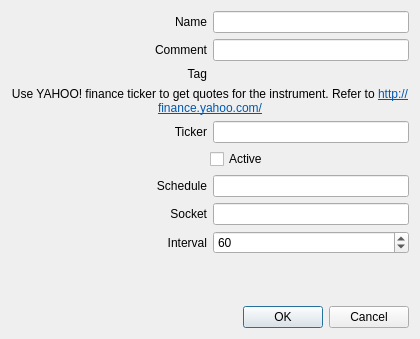
Above: sources/awesomewidgets/extquotes.ui from arcan1s/awesome-widgets before the change. Below: the same form after it.
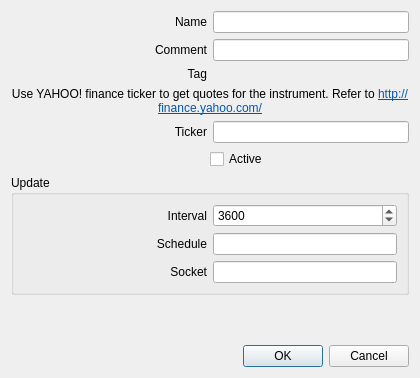
That is the form after the change.

```diff
--- a/sources/awesomewidgets/extquotes.ui
+++ b/sources/awesomewidgets/extquotes.ui
@@ -7,7 +7,7 @@
     <x>0</x>
     <y>0</y>
     <width>420</width>
-    <height>339</height>
+    <height>378</height>
    </rect>
   </property>
   <property name="windowTitle">
@@ -151,51 +151,11 @@
     </layout>
    </item>
    <item>
-    <layout class="QHBoxLayout" name="layout_schedule">
-     <item>
-      <widget class="QLabel" name="label_schedule">
-       <property name="sizePolicy">
-        <sizepolicy hsizetype="Expanding" vsizetype="Preferred">
-         <horstretch>0</horstretch>
-         <verstretch>0</verstretch>
-        </sizepolicy>
-       </property>
-       <property name="text">
-        <string>Schedule</string>
-       </property>
-       <property name="alignment">
-        <set>Qt::AlignRight|Qt::AlignTrailing|Qt::AlignVCenter</set>
-       </property>
-      </widget>
-     </item>
-     <item>
-      <widget class="QLineEdit" name="lineEdit_schedule"/>
-     </item>
-    </layout>
-   </item>
-   <item>
-    <layout class="QHBoxLayout" name="layout_socket">
-     <item>
-      <widget class="QLabel" name="label_socket">
-       <property name="sizePolicy">
-        <sizepolicy hsizetype="Expanding" vsizetype="Preferred">
-         <horstretch>0</horstretch>
-         <verstretch>0</verstretch>
-        </sizepolicy>
-       </property>
-       <property name="text">
-        <string>Socket</string>
-       </property>
-       <property name="alignment">
-        <set>Qt::AlignRight|Qt::AlignTrailing|Qt::AlignVCenter</set>
-       </property>
-      </widget>
-     </item>
-     <item>
-      <widget class="QLineEdit" name="lineEdit_socket"/>
-     </item>
-    </layout>
-   </item>
+    <widget class="QGroupBox" name="groupBox_update">
+     <property name="title">
+      <string>Update</string>
+     </property>
+     <layout class="QVBoxLayout" name="verticalLayout_2">
    <item>
     <layout class="QHBoxLayout" name="layout_interval">
      <item>
@@ -220,11 +180,60 @@
         <number>10</number>
        </property>
        <property name="value">
-        <number>60</number>
+           <number>3600</number>
        </property>
       </widget>
      </item>
     </layout>
+      </item>
+      <item>
+       <layout class="QHBoxLayout" name="layout_schedule">
+        <item>
+         <widget class="QLabel" name="label_schedule">
+          <property name="sizePolicy">
+           <sizepolicy hsizetype="Expanding" vsizetype="Preferred">
+            <horstretch>0</horstretch>
+            <verstretch>0</verstretch>
+           </sizepolicy>
+          </property>
+          <property name="text">
+           <string>Schedule</string>
+          </property>
+          <property name="alignment">
+           <set>Qt::AlignRight|Qt::AlignTrailing|Qt::AlignVCenter</set>
+          </property>
+         </widget>
+        </item>
+        <item>
+         <widget class="QLineEdit" name="lineEdit_schedule"/>
+        </item>
+       </layout>
+      </item>
+      <item>
+       <layout class="QHBoxLayout" name="layout_socket">
+        <item>
+         <widget class="QLabel" name="label_socket">
+          <property name="sizePolicy">
+           <sizepolicy hsizetype="Expanding" vsizetype="Preferred">
+            <horstretch>0</horstretch>
+            <verstretch>0</verstretch>
+           </sizepolicy>
+          </property>
+          <property name="text">
+           <string>Socket</string>
+          </property>
+          <property name="alignment">
+           <set>Qt::AlignRight|Qt::AlignTrailing|Qt::AlignVCenter</set>
+          </property>
+         </widget>
+        </item>
+        <item>
+         <widget class="QLineEdit" name="lineEdit_socket"/>
+        </item>
+       </layout>
+      </item>
+     </layout>
+    </widget>
    </item>
    <item>
     <spacer name="verticalSpacer">
```
Left out of the diff: 2 changed lines with no effect on the pictures. Lines whose indentation alone changed are shown as unchanged.
